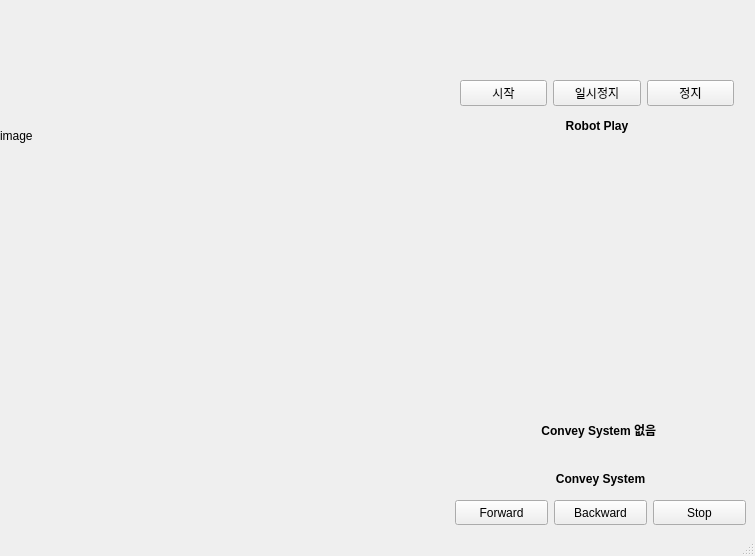
Above: src/project/ui/gui.ui from sepengsu/rokey_week7_ws before the change. Below: the same form after it.
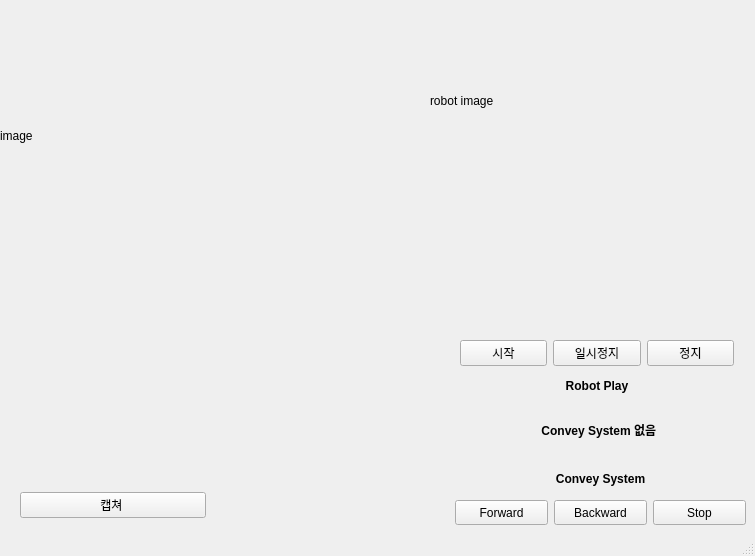
That is the form after the change.

Patch:
```diff
--- a/src/project/ui/gui.ui
+++ b/src/project/ui/gui.ui
@@ -103,7 +103,7 @@
     <property name="geometry">
      <rect>
       <x>460</x>
-      <y>80</y>
+      <y>340</y>
       <width>274</width>
       <height>61</height>
      </rect>
@@ -198,6 +198,38 @@
      <string>image</string>
     </property>
    </widget>
+   <widget class="QWidget" name="horizontalLayoutWidget">
+    <property name="geometry">
+     <rect>
+      <x>20</x>
+      <y>480</y>
+      <width>186</width>
+      <height>51</height>
+     </rect>
+    </property>
+    <layout class="QHBoxLayout" name="horizontalLayout">
+     <item>
+      <widget class="QPushButton" name="cap_button">
+       <property name="text">
+        <string>캡쳐 </string>
+       </property>
+      </widget>
+     </item>
+    </layout>
+   </widget>
+   <widget class="QLabel" name="robot_cam">
+    <property name="geometry">
+     <rect>
+      <x>430</x>
+      <y>0</y>
+      <width>321</width>
+      <height>201</height>
+     </rect>
+    </property>
+    <property name="text">
+     <string>robot image</string>
+    </property>
+   </widget>
   </widget>
   <widget class="QStatusBar" name="statusbar"/>
  </widget>
```
